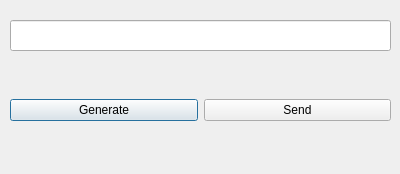
Before: the Qt Designer form src/client/view/stringGenerationPopup.ui in maybeIllchangeitlater/ClientServerQT, drawn with Qt 5.
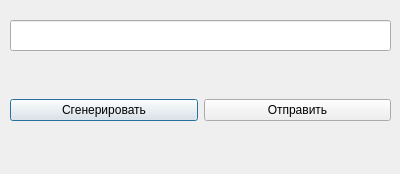
After: the same form once the commit is applied.

Commit message: changed buttons to russian text

Patch:
```diff
--- a/src/client/view/stringGenerationPopup.ui
+++ b/src/client/view/stringGenerationPopup.ui
@@ -36,14 +36,14 @@
     <item>
      <widget class="QPushButton" name="generateButton">
       <property name="text">
-       <string>Generate</string>
+       <string>Сгенерировать</string>
       </property>
      </widget>
     </item>
     <item>
      <widget class="QPushButton" name="sendButton">
       <property name="text">
-       <string>Send</string>
+       <string>Отправить</string>
       </property>
      </widget>
     </item>
```
The commit also changes 2 other files.
